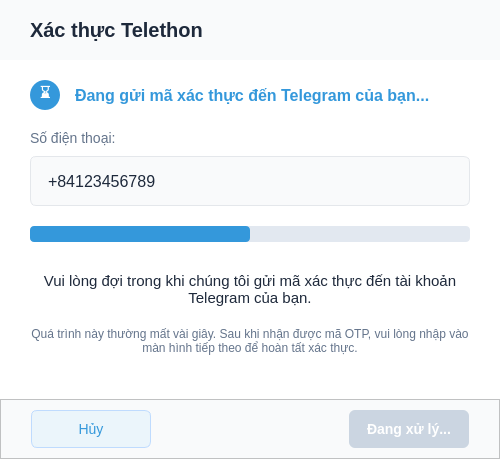
Qt form src/ui/qt_designer/otp/otp_loading_modal.ui (henrylenguyen/telegram-video-uploader) before a commit.
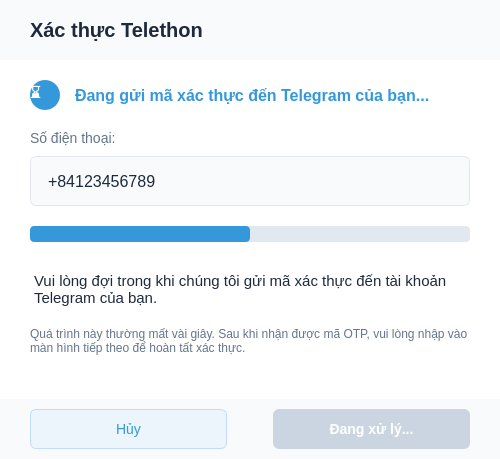
The same form after that commit.

Diff of the .ui file:
```diff
--- a/src/ui/qt_designer/otp/otp_loading_modal.ui
+++ b/src/ui/qt_designer/otp/otp_loading_modal.ui
@@ -199,7 +199,7 @@
            <string>⌛</string>
           </property>
           <property name="alignment">
-           <set>Qt::AlignmentFlag::AlignCenter</set>
+                                            <set>Qt.AlignCenter</set>
           </property>
          </widget>
         </item>
@@ -315,7 +315,7 @@
          <string>Vui lòng đợi trong khi chúng tôi gửi mã xác thực đến tài khoản Telegram của bạn.</string>
         </property>
         <property name="alignment">
-         <set>Qt::AlignmentFlag::AlignCenter</set>
+                                    <set>Qt.AlignCenter</set>
         </property>
         <property name="wordWrap">
          <bool>true</bool>
@@ -331,7 +331,7 @@
          <string>Quá trình này thường mất vài giây. Sau khi nhận được mã OTP, vui lòng nhập vào màn hình tiếp theo để hoàn tất xác thực.</string>
         </property>
         <property name="alignment">
-         <set>Qt::AlignmentFlag::AlignCenter</set>
+                                    <set>Qt.AlignCenter</set>
         </property>
         <property name="wordWrap">
          <bool>true</bool>
@@ -341,9 +341,10 @@
       <item>
        <spacer name="verticalSpacer">
         <property name="orientation">
-         <enum>Qt::Orientation::Vertical</enum>
-        </property>
-        <property name="sizeHint" stdset="0">
+                                    <enum>Qt.Vertical</enum>
+                                </property>
+                                <property name="sizeHint"
+                                          stdset="0">
          <size>
           <width>20</width>
           <height>40</height>
@@ -372,12 +373,13 @@
       <string notr="true">background-color: #F9FAFB;</string>
      </property>
      <property name="frameShape">
-      <enum>QFrame::Shape::StyledPanel</enum>
+                        <enum>QFrame.StyledPanel</enum>
      </property>
      <property name="frameShadow">
-      <enum>QFrame::Shadow::Raised</enum>
-     </property>
-     <layout class="QHBoxLayout" name="horizontalLayout_2">
+                        <enum>QFrame.Raised</enum>
+                    </property>
+                    <layout class="QHBoxLayout"
+                            name="horizontalLayout_2">
       <property name="leftMargin">
        <number>30</number>
       </property>
@@ -429,9 +431,10 @@
       <item>
        <spacer name="horizontalSpacer">
         <property name="orientation">
-         <enum>Qt::Orientation::Horizontal</enum>
-        </property>
-        <property name="sizeHint" stdset="0">
+                                    <enum>Qt.Horizontal</enum>
+                                </property>
+                                <property name="sizeHint"
+                                          stdset="0">
          <size>
           <width>40</width>
           <height>20</height>
```
Left out of the diff: 82 changed lines with no effect on the pictures. Lines whose indentation alone changed are shown as unchanged.
